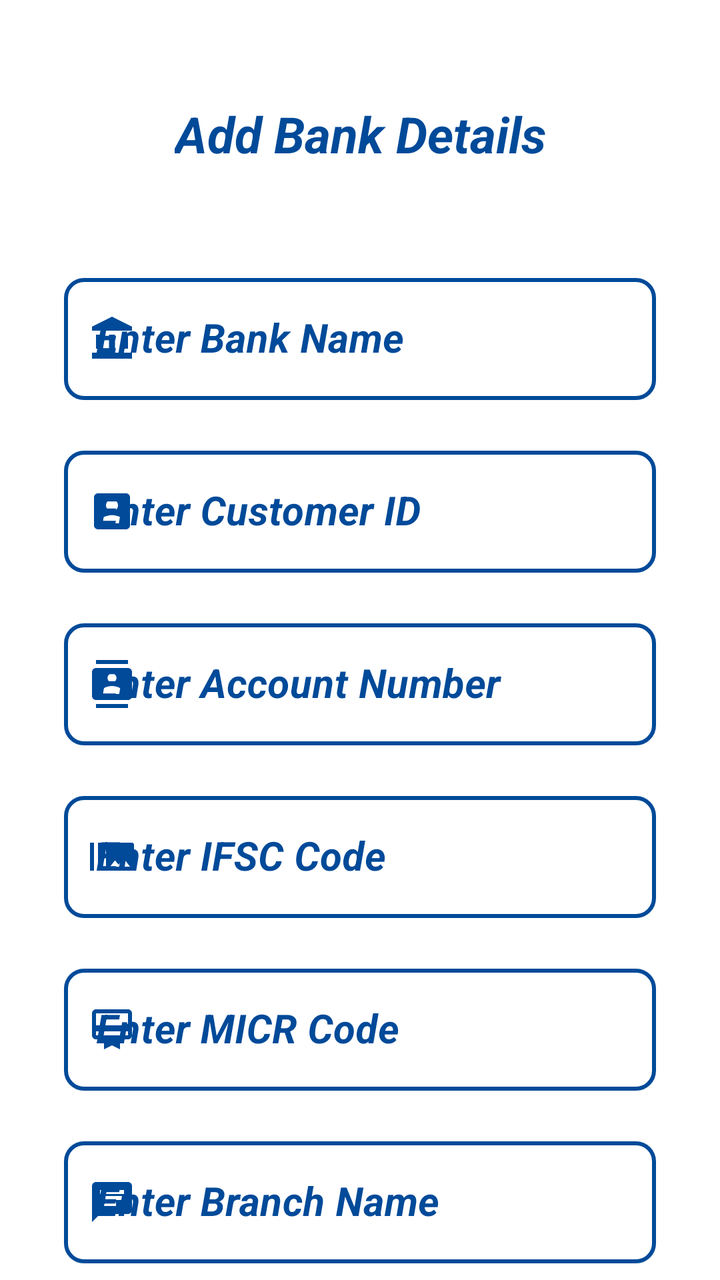
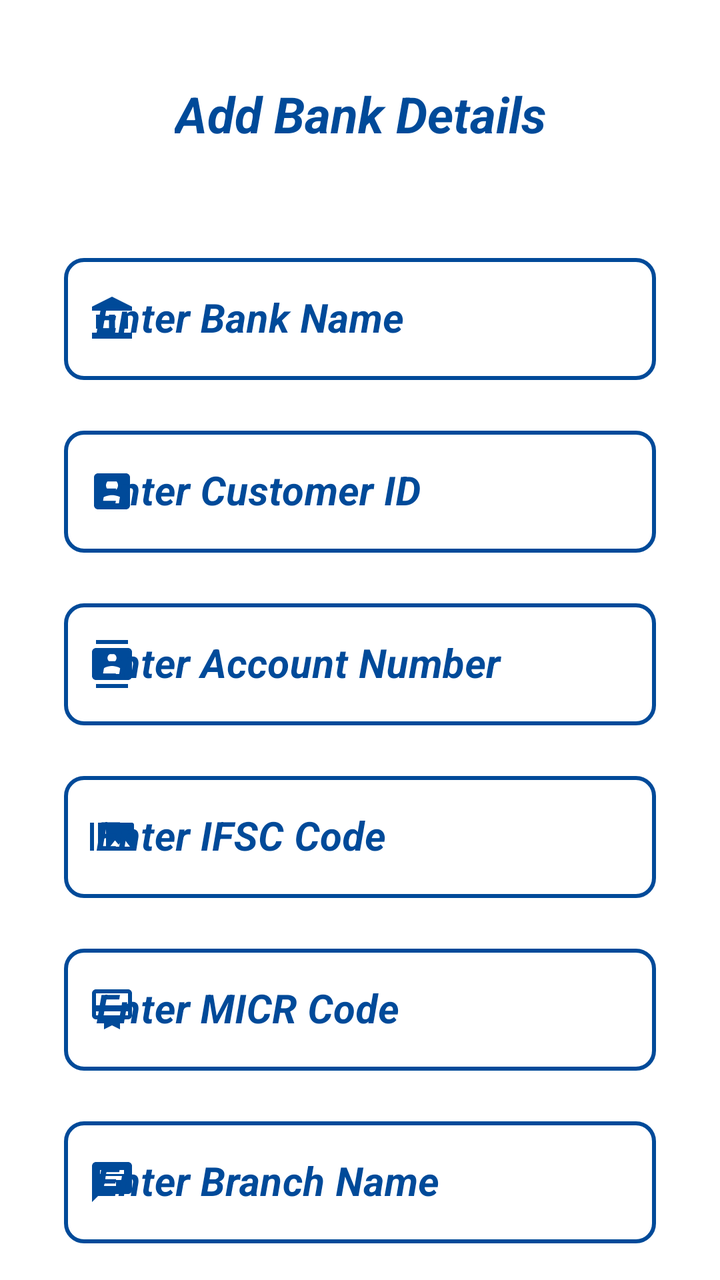

An Android layout rendered at two revisions. The XML below is the earlier revision; the diff shows what the commit changed to produce the second picture.
<!-- AndroidManifest.xml: application theme AppTheme -->
<!-- res/layout/fragment_bank_details.xml -->
<?xml version="1.0" encoding="utf-8"?>
<FrameLayout xmlns:android="http://schemas.android.com/apk/res/android"
    xmlns:app="http://schemas.android.com/apk/res-auto"
    xmlns:tools="http://schemas.android.com/tools"
    android:layout_width="match_parent"
    android:layout_height="match_parent"
    android:background="@color/white"
    tools:context=".AdminActivity.BankDetailsFragment">

    <androidx.constraintlayout.widget.ConstraintLayout
        android:layout_width="match_parent"
        android:layout_height="wrap_content">

        <TextView
            android:id="@+id/bankDetailsHeading"
            android:layout_width="wrap_content"
            android:layout_height="wrap_content"
            android:layout_marginTop="50dp"
            android:text="@string/add_bank_details"
            android:textColor="@color/background"
            android:textSize="25sp"
            android:textStyle="bold|italic"
            app:layout_constraintEnd_toEndOf="parent"
            app:layout_constraintStart_toStartOf="parent"
            app:layout_constraintTop_toTopOf="parent" />

        <com.google.android.material.textfield.TextInputLayout
            android:id="@+id/bnkNameLayout"
            style="@style/Widget.MaterialComponents.TextInputLayout.OutlinedBox"
            android:layout_width="0dp"
            android:layout_height="wrap_content"
            android:layout_marginStart="32dp"
            android:layout_marginTop="50dp"
            android:layout_marginEnd="32dp"
            android:hint="@string/enter_bank_name"
            android:textColorHint="@color/background"
            android:theme="@style/ThemeOverlay.AppTheme.TextInputEditText.Outlined"
            app:boxCornerRadiusBottomEnd="10dp"
            app:boxCornerRadiusBottomStart="10dp"
            app:boxCornerRadiusTopEnd="10dp"
            app:boxCornerRadiusTopStart="10dp"
            app:boxStrokeColor="@color/grey"
            app:boxStrokeWidth="2dp"
            app:boxStrokeWidthFocused="2dp"
            app:endIconMode="clear_text"
            app:endIconTint="@color/background"
            app:errorTextColor="@color/red"
            app:hintTextColor="@color/background"
            app:layout_constraintEnd_toEndOf="parent"
            app:layout_constraintStart_toStartOf="parent"
            app:layout_constraintTop_toBottomOf="@+id/bankDetailsHeading"
            app:startIconDrawable="@drawable/ic_account_balance"
            app:startIconTint="@color/background">

            <com.google.android.material.textfield.TextInputEditText
                android:id="@+id/bnkName"
                android:layout_width="match_parent"
                android:layout_height="wrap_content"
                android:imeOptions="actionNext"
                android:inputType="textCapWords"
                android:textColor="@color/background"
                android:textCursorDrawable="@drawable/color_cursor"
                android:textSize="20sp"
                android:textStyle="bold|italic" />
        </com.google.android.material.textfield.TextInputLayout>

        <com.google.android.material.textfield.TextInputLayout
            android:id="@+id/bnkCIFLayout"
            style="@style/Widget.MaterialComponents.TextInputLayout.OutlinedBox"
            android:layout_width="0dp"
            android:layout_height="wrap_content"
            android:layout_marginTop="20dp"
            android:hint="@string/enter_customer_id"
            android:textColorHint="@color/background"
            android:theme="@style/ThemeOverlay.AppTheme.TextInputEditText.Outlined"
            app:boxCornerRadiusBottomEnd="10dp"
            app:boxCornerRadiusBottomStart="10dp"
            app:boxCornerRadiusTopEnd="10dp"
            app:boxCornerRadiusTopStart="10dp"
            app:boxStrokeColor="@color/grey"
            app:boxStrokeWidth="2dp"
            app:boxStrokeWidthFocused="2dp"
            app:endIconMode="clear_text"
            app:endIconTint="@color/background"
            app:errorTextColor="@color/red"
            app:hintTextColor="@color/background"
            app:layout_constraintEnd_toEndOf="@+id/bnkNameLayout"
            app:layout_constraintStart_toStartOf="@+id/bnkNameLayout"
            app:layout_constraintTop_toBottomOf="@+id/bnkNameLayout"
            app:startIconDrawable="@drawable/ic_name"
            app:startIconTint="@color/background">

            <com.google.android.material.textfield.TextInputEditText
                android:id="@+id/bnkCIF"
                android:layout_width="match_parent"
                android:layout_height="wrap_content"
                android:imeOptions="actionNext"
                android:inputType="number"
                android:textColor="@color/background"
                android:textCursorDrawable="@drawable/color_cursor"
                android:textSize="20sp"
                android:textStyle="bold|italic" />
        </com.google.android.material.textfield.TextInputLayout>

        <com.google.android.material.textfield.TextInputLayout
            android:id="@+id/bnkAcntNumberLayout"
            style="@style/Widget.MaterialComponents.TextInputLayout.OutlinedBox"
            android:layout_width="0dp"
            android:layout_height="wrap_content"
            android:layout_marginTop="20dp"
            android:hint="@string/enter_account_number"
            android:textColorHint="@color/background"
            android:theme="@style/ThemeOverlay.AppTheme.TextInputEditText.Outlined"
            app:boxCornerRadiusBottomEnd="10dp"
            app:boxCornerRadiusBottomStart="10dp"
            app:boxCornerRadiusTopEnd="10dp"
            app:boxCornerRadiusTopStart="10dp"
            app:boxStrokeColor="@color/grey"
            app:boxStrokeWidth="2dp"
            app:boxStrokeWidthFocused="2dp"
            app:endIconMode="clear_text"
            app:endIconTint="@color/background"
            app:errorTextColor="@color/red"
            app:hintTextColor="@color/background"
            app:layout_constraintEnd_toEndOf="@+id/bnkCIFLayout"
            app:layout_constraintStart_toStartOf="@+id/bnkCIFLayout"
            app:layout_constraintTop_toBottomOf="@+id/bnkCIFLayout"
            app:startIconDrawable="@drawable/ic_view_lent"
            app:startIconTint="@color/background">

            <com.google.android.material.textfield.TextInputEditText
                android:id="@+id/bnkAcntNumber"
                android:layout_width="match_parent"
                android:layout_height="wrap_content"
                android:imeOptions="actionNext"
                android:inputType="number"
                android:textColor="@color/background"
                android:textCursorDrawable="@drawable/color_cursor"
                android:textSize="20sp"
                android:textStyle="bold|italic" />
        </com.google.android.material.textfield.TextInputLayout>

        <com.google.android.material.textfield.TextInputLayout
            android:id="@+id/bnkIFSCLayout"
            style="@style/Widget.MaterialComponents.TextInputLayout.OutlinedBox"
            android:layout_width="0dp"
            android:layout_height="wrap_content"
            android:layout_marginTop="20dp"
            android:hint="@string/enter_ifsc_code"
            android:textColorHint="@color/background"
            android:theme="@style/ThemeOverlay.AppTheme.TextInputEditText.Outlined"
            app:boxCornerRadiusBottomEnd="10dp"
            app:boxCornerRadiusBottomStart="10dp"
            app:boxCornerRadiusTopEnd="10dp"
            app:boxCornerRadiusTopStart="10dp"
            app:boxStrokeColor="@color/grey"
            app:boxStrokeWidth="2dp"
            app:boxStrokeWidthFocused="2dp"
            app:endIconMode="clear_text"
            app:endIconTint="@color/background"
            app:errorTextColor="@color/red"
            app:hintTextColor="@color/background"
            app:layout_constraintEnd_toEndOf="@+id/bnkAcntNumberLayout"
            app:layout_constraintStart_toStartOf="@+id/bnkAcntNumberLayout"
            app:layout_constraintTop_toBottomOf="@+id/bnkAcntNumberLayout"
            app:startIconDrawable="@drawable/ic_view_documents"
            app:startIconTint="@color/background">

            <com.google.android.material.textfield.TextInputEditText
                android:id="@+id/bnkIFSC"
                android:layout_width="match_parent"
                android:layout_height="wrap_content"
                android:imeOptions="actionNext"
                android:inputType="textCapWords"
                android:textColor="@color/background"
                android:textCursorDrawable="@drawable/color_cursor"
                android:textSize="20sp"
                android:textStyle="bold|italic" />
        </com.google.android.material.textfield.TextInputLayout>

        <com.google.android.material.textfield.TextInputLayout
            android:id="@+id/bnkMICRLayout"
            style="@style/Widget.MaterialComponents.TextInputLayout.OutlinedBox"
            android:layout_width="0dp"
            android:layout_height="wrap_content"
            android:layout_marginTop="20dp"
            android:hint="@string/enter_micr_code"
            android:textColorHint="@color/background"
            android:theme="@style/ThemeOverlay.AppTheme.TextInputEditText.Outlined"
            app:boxCornerRadiusBottomEnd="10dp"
            app:boxCornerRadiusBottomStart="10dp"
            app:boxCornerRadiusTopEnd="10dp"
            app:boxCornerRadiusTopStart="10dp"
            app:boxStrokeColor="@color/grey"
            app:boxStrokeWidth="2dp"
            app:boxStrokeWidthFocused="2dp"
            app:endIconMode="clear_text"
            app:endIconTint="@color/background"
            app:errorTextColor="@color/red"
            app:hintTextColor="@color/background"
            app:layout_constraintEnd_toEndOf="@+id/bnkIFSCLayout"
            app:layout_constraintStart_toStartOf="@+id/bnkIFSCLayout"
            app:layout_constraintTop_toBottomOf="@+id/bnkIFSCLayout"
            app:startIconDrawable="@drawable/ic_type"
            app:startIconTint="@color/background">

            <com.google.android.material.textfield.TextInputEditText
                android:id="@+id/bnkMICR"
                android:layout_width="match_parent"
                android:layout_height="wrap_content"
                android:imeOptions="actionNext"
                android:inputType="number"
                android:textColor="@color/background"
                android:textCursorDrawable="@drawable/color_cursor"
                android:textSize="20sp"
                android:textStyle="bold|italic" />
        </com.google.android.material.textfield.TextInputLayout>

        <com.google.android.material.textfield.TextInputLayout
            android:id="@+id/bnkBranchLayout"
            style="@style/Widget.MaterialComponents.TextInputLayout.OutlinedBox"
            android:layout_width="0dp"
            android:layout_height="wrap_content"
            android:layout_marginTop="20dp"
            android:hint="@string/enter_branch_name"
            android:textColorHint="@color/background"
            android:theme="@style/ThemeOverlay.AppTheme.TextInputEditText.Outlined"
            app:boxCornerRadiusBottomEnd="10dp"
            app:boxCornerRadiusBottomStart="10dp"
            app:boxCornerRadiusTopEnd="10dp"
            app:boxCornerRadiusTopStart="10dp"
            app:boxStrokeColor="@color/grey"
            app:boxStrokeWidth="2dp"
            app:boxStrokeWidthFocused="2dp"
            app:endIconMode="clear_text"
            app:endIconTint="@color/background"
            app:errorTextColor="@color/red"
            app:hintTextColor="@color/background"
            app:layout_constraintEnd_toEndOf="@+id/bnkMICRLayout"
            app:layout_constraintStart_toStartOf="@+id/bnkMICRLayout"
            app:layout_constraintTop_toBottomOf="@+id/bnkMICRLayout"
            app:startIconDrawable="@drawable/ic_remarks"
            app:startIconTint="@color/background">

            <com.google.android.material.textfield.TextInputEditText
                android:id="@+id/bnkBranch"
                android:layout_width="match_parent"
                android:layout_height="wrap_content"
                android:imeOptions="actionSend"
                android:inputType="textCapWords"
                android:textColor="@color/background"
                android:textCursorDrawable="@drawable/color_cursor"
                android:textSize="20sp"
                android:textStyle="bold|italic" />
        </com.google.android.material.textfield.TextInputLayout>

        <androidx.appcompat.widget.AppCompatButton
            android:id="@+id/bnkSubmit"
            android:layout_width="wrap_content"
            android:layout_height="wrap_content"
            android:layout_marginTop="50dp"
            android:background="@drawable/button_background"
            android:text="  Submit  "
            android:textColor="@color/white"
            android:textSize="20sp"
            app:layout_constraintEnd_toEndOf="parent"
            app:layout_constraintStart_toStartOf="parent"
            app:layout_constraintTop_toBottomOf="@+id/bnkBranchLayout"
            tools:ignore="HardcodedText" />

    </androidx.constraintlayout.widget.ConstraintLayout>

</FrameLayout>
<!-- resources referenced by this layout -->
<resources>
  <color name="background">#004A99</color>
  <color name="grey">#808080</color>
  <color name="red">#FF0000</color>
  <color name="white">#FFFFFFFF</color>
  <!-- drawable button_background (drawable) -->
  <?xml version="1.0" encoding="utf-8"?>
  <ripple xmlns:android="http://schemas.android.com/apk/res/android"
      android:color="@color/white">
      <item>
          <shape android:shape="rectangle">
              <solid android:color="@color/background" />
              <corners android:radius="10dp" />
          </shape>
      </item>
  </ripple>
  <!-- drawable color_cursor (drawable) -->
  <?xml version="1.0" encoding="utf-8"?>
  <shape xmlns:android="http://schemas.android.com/apk/res/android"
      android:shape="rectangle">
      <size android:width="2dp" />
      <solid android:color="@color/background" />
  </shape>
  <!-- drawable ic_remarks (drawable) -->
  <vector xmlns:android="http://schemas.android.com/apk/res/android"
      android:width="24dp"
      android:height="24dp"
      android:tint="@color/background"
      android:viewportWidth="24"
      android:viewportHeight="24">
      <path
          android:fillColor="@android:color/white"
          android:pathData="M20,2L4,2c-1.1,0 -1.99,0.9 -1.99,2L2,22l4,-4h14c1.1,0 2,-0.9 2,-2L22,4c0,-1.1 -0.9,-2 -2,-2zM6,9h12v2L6,11L6,9zM14,14L6,14v-2h8v2zM18,8L6,8L6,6h12v2z" />
  </vector>
  <!-- drawable ic_type (drawable) -->
  <vector xmlns:android="http://schemas.android.com/apk/res/android"
      android:width="24dp"
      android:height="24dp"
      android:tint="#FFFFFF"
      android:viewportWidth="24"
      android:viewportHeight="24">
      <path
          android:fillColor="@android:color/white"
          android:pathData="M20,2L4,2c-1.11,0 -2,0.89 -2,2v11c0,1.11 0.89,2 2,2h4v5l4,-2 4,2v-5h4c1.11,0 2,-0.89 2,-2L22,4c0,-1.11 -0.89,-2 -2,-2zM20,15L4,15v-2h16v2zM20,10L4,10L4,4h16v6z" />
  </vector>
  <string name="add_bank_details">Add Bank Details</string>
  <string name="enter_account_number">Enter Account Number</string>
  <string name="enter_bank_name">Enter Bank Name</string>
  <string name="enter_branch_name">Enter Branch Name</string>
  <string name="enter_customer_id">Enter Customer ID</string>
  <string name="enter_ifsc_code">Enter IFSC Code</string>
  <string name="enter_micr_code">Enter MICR Code</string>
  <style name="ThemeOverlay.AppTheme.TextInputEditText.Outlined" parent="">
          <item name="colorControlActivated">@color/background</item>
      </style>
  <style name="AppTheme" parent="Theme.MaterialComponents.DayNight.DarkActionBar">
          
          <item name="colorPrimary">@color/background</item>
          <item name="colorPrimaryVariant">@color/background</item>
          <item name="colorOnPrimary">@color/white</item>
          
          <item name="colorSecondary">@color/background</item>
          <item name="colorSecondaryVariant">@color/background</item>
          <item name="colorOnSecondary">@color/background</item>
          
          <item name="android:statusBarColor" tools:targetApi="l">?attr/colorPrimaryVariant</item>
          
          <item name="colorSurface">@color/background</item>
          
          <item name="android:itemTextAppearance">@style/OptionsMenuStyle</item>
          <item name="android:itemBackground">@color/background</item>
  
      </style>
  <style name="OptionsMenuStyle" parent="@style/TextAppearance.AppCompat.Widget.ActionBar.Title">
          <item name="android:textColor">@color/white</item>
          <item name="android:textStyle">italic</item>
      </style>
  <!-- unchanged entries left out for length: 4 -->
</resources>

<!-- the commit's change to res/layout/fragment_bank_details.xml (unified diff, before → after) -->
@@ -15,7 +15,7 @@
             android:id="@+id/bankDetailsHeading"
             android:layout_width="wrap_content"
             android:layout_height="wrap_content"
-            android:layout_marginTop="50dp"
+            android:layout_marginTop="40dp"
             android:text="@string/add_bank_details"
             android:textColor="@color/background"
             android:textSize="25sp"
@@ -171,7 +171,7 @@
                 android:layout_width="match_parent"
                 android:layout_height="wrap_content"
                 android:imeOptions="actionNext"
-                android:inputType="textCapWords"
+                android:inputType="textCapCharacters"
                 android:textColor="@color/background"
                 android:textCursorDrawable="@drawable/color_cursor"
                 android:textSize="20sp"
@@ -258,7 +258,7 @@
             android:id="@+id/bnkSubmit"
             android:layout_width="wrap_content"
             android:layout_height="wrap_content"
-            android:layout_marginTop="50dp"
+            android:layout_marginTop="40dp"
             android:background="@drawable/button_background"
             android:text="  Submit  "
             android:textColor="@color/white"
<!-- resource entries referenced after the edit -->
@@ -54,27 +54,22 @@
   <style name="ThemeOverlay.AppTheme.TextInputEditText.Outlined" parent="">
           <item name="colorControlActivated">@color/background</item>
       </style>
-  <style name="AppTheme" parent="Theme.MaterialComponents.DayNight.DarkActionBar">
+  <style name="AppTheme" parent="Theme.MaterialComponents.Light.DarkActionBar">
+          
+          
           
           <item name="colorPrimary">@color/background</item>
-          <item name="colorPrimaryVariant">@color/background</item>
-          <item name="colorOnPrimary">@color/white</item>
-          
-          <item name="colorSecondary">@color/background</item>
-          <item name="colorSecondaryVariant">@color/background</item>
-          <item name="colorOnSecondary">@color/background</item>
-          
-          <item name="android:statusBarColor" tools:targetApi="l">?attr/colorPrimaryVariant</item>
+          <item name="colorPrimaryDark">@color/background</item>
+          <item name="colorAccent">@color/background</item>
           
           <item name="colorSurface">@color/background</item>
           
           <item name="android:itemTextAppearance">@style/OptionsMenuStyle</item>
-          <item name="android:itemBackground">@color/background</item>
-  
       </style>
   <style name="OptionsMenuStyle" parent="@style/TextAppearance.AppCompat.Widget.ActionBar.Title">
-          <item name="android:textColor">@color/white</item>
-          <item name="android:textStyle">italic</item>
+          <item name="android:textColor">@color/background</item>
+          <item name="android:textStyle">italic|bold</item>
+          <item name="android:textSize">15sp</item>
       </style>
   <!-- unchanged entries left out for length: 4 -->
 </resources>
